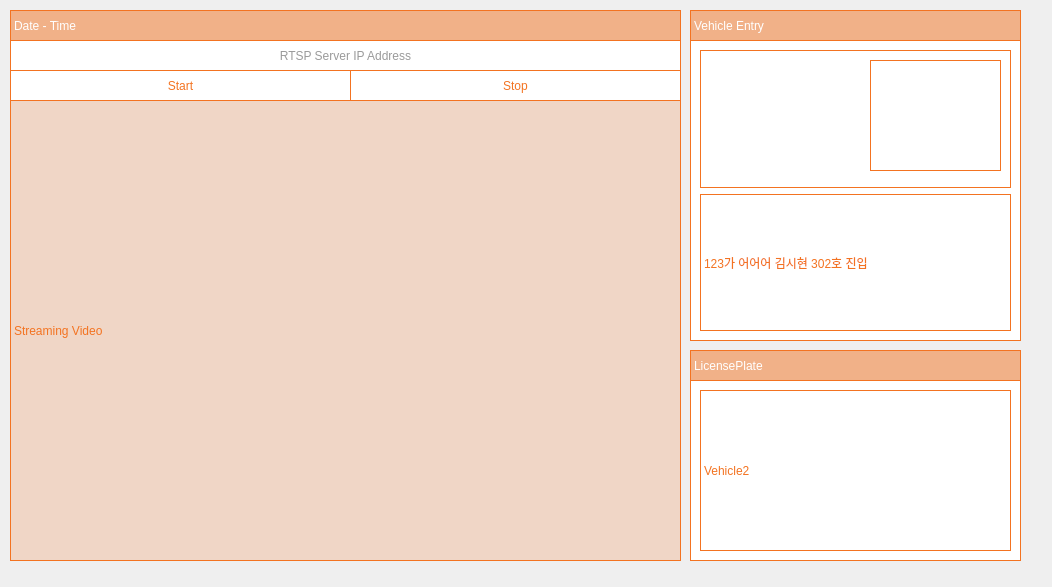
Old version of the form cctv_36/src/ui/streaming.ui in the repository VEDA-ThirtySix/PAMS-client.
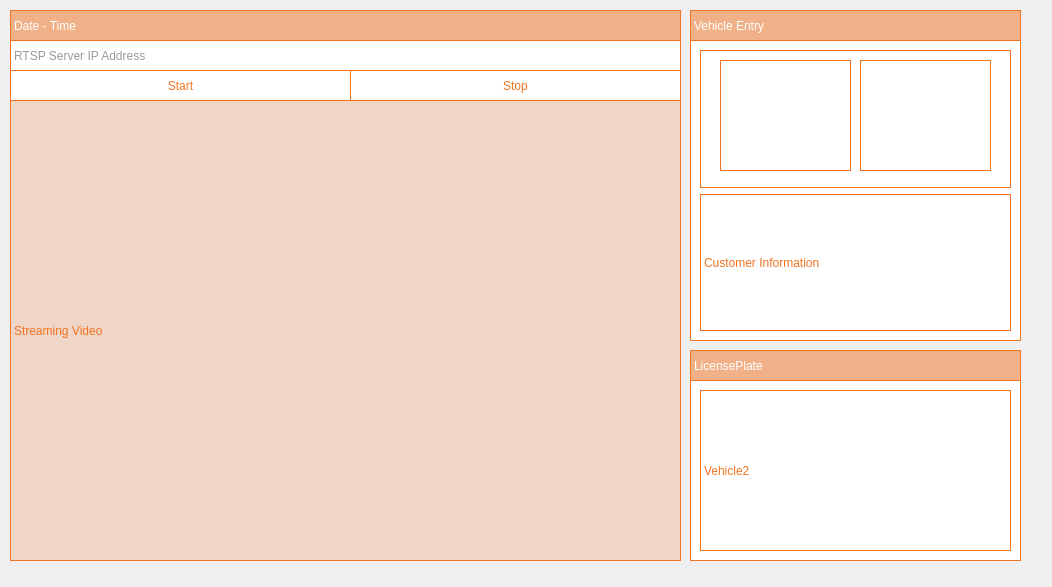
New version of the form. Icons and pictures are not drawn.

Commit message: feat: search탭 UI 검색창 위치 이동, 캘린더 버튼 이동

```diff
--- a/cctv_36/src/ui/streaming.ui
+++ b/cctv_36/src/ui/streaming.ui
@@ -168,9 +168,6 @@
     <property name="text">
      <string>RTSP Server IP Address</string>
     </property>
-    <property name="alignment">
-     <set>Qt::AlignmentFlag::AlignCenter</set>
-    </property>
    </widget>
    <widget class="QFrame" name="licensePlateframe">
     <property name="geometry">
@@ -223,10 +220,7 @@
 border:1px solid rgb(243,115,33);</string>
     </property>
     <property name="frameShape">
-     <enum>QFrame::Shape::StyledPanel</enum>
-    </property>
-    <property name="frameShadow">
-     <enum>QFrame::Shadow::Raised</enum>
+     <enum>QFrame::NoFrame</enum>
     </property>
     <layout class="QVBoxLayout" name="verticalLayout_2">
      <item>
@@ -237,56 +231,10 @@
        <property name="frameShadow">
         <enum>QFrame::Raised</enum>
        </property>
-       <widget class="QLabel" name="car_on">
-        <property name="geometry">
-         <rect>
-          <x>20</x>
-          <y>20</y>
-          <width>51</width>
-          <height>41</height>
-         </rect>
-        </property>
-        <property name="styleSheet">
-         <string notr="true">background:white;
-border:none;</string>
-        </property>
-        <property name="text">
-         <string/>
-        </property>
-        <property name="pixmap">
-         <pixmap resource="../../images.qrc">:/images/bell.png</pixmap>
-        </property>
-        <property name="scaledContents">
-         <bool>true</bool>
-        </property>
-       </widget>
-       <widget class="QLabel" name="car_off">
-        <property name="geometry">
-         <rect>
-          <x>20</x>
-          <y>20</y>
-          <width>51</width>
-          <height>41</height>
-         </rect>
-        </property>
-        <property name="styleSheet">
-         <string notr="true">background:white;
-border:none;</string>
-        </property>
-        <property name="text">
-         <string/>
-        </property>
-        <property name="pixmap">
-         <pixmap resource="../../images.qrc">:/images/bell_none.png</pixmap>
-        </property>
-        <property name="scaledContents">
-         <bool>true</bool>
-        </property>
-       </widget>
        <widget class="QLabel" name="gate_state">
         <property name="geometry">
          <rect>
-          <x>170</x>
+          <x>160</x>
           <y>10</y>
           <width>131</width>
           <height>111</height>
@@ -303,15 +251,35 @@
          <bool>true</bool>
         </property>
        </widget>
-       <zorder>car_off</zorder>
-       <zorder>car_on</zorder>
-       <zorder>gate_state</zorder>
+       <widget class="QLabel" name="alarm_state">
+        <property name="geometry">
+         <rect>
+          <x>20</x>
+          <y>10</y>
+          <width>131</width>
+          <height>111</height>
+         </rect>
+        </property>
+        <property name="styleSheet">
+         <string notr="true">background:white;
+border:1px dashed rgbrgb(162, 162, 162);</string>
+        </property>
+        <property name="text">
+         <string/>
+        </property>
+        <property name="scaledContents">
+         <bool>true</bool>
+        </property>
+       </widget>
       </widget>
      </item>
      <item>
       <widget class="QLabel" name="label">
+       <property name="styleSheet">
+        <string notr="true">font: 10pt &quot;Sans Serif&quot;;</string>
+       </property>
        <property name="text">
-        <string>123가 어어어 김시현 302호 진입</string>
+        <string>Customer Information</string>
        </property>
       </widget>
      </item>
```
Left out of the diff: 11 changed lines with no effect on the pictures. The commit also changes 7 other files.
